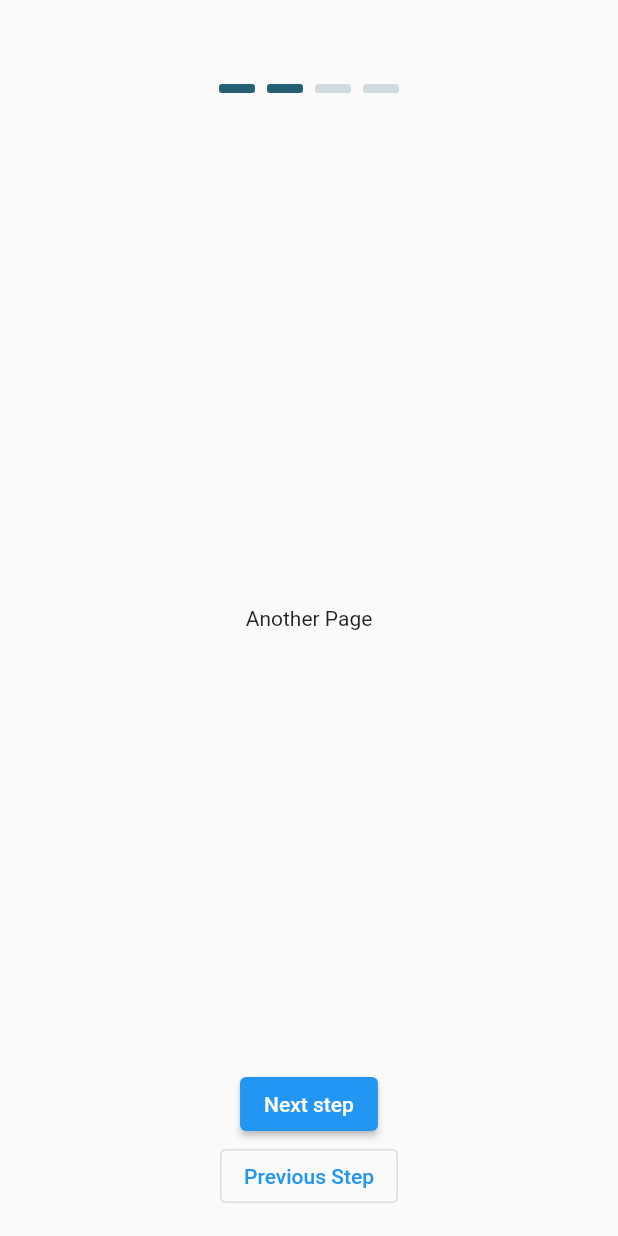
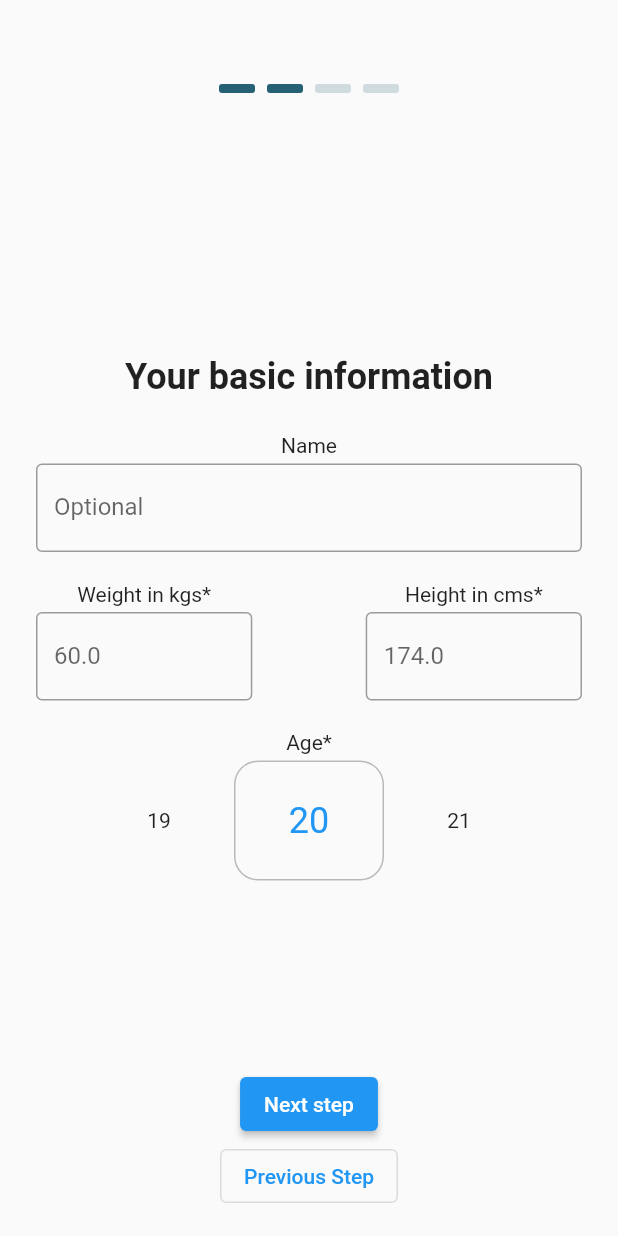
Before and after one commit to mohitsoni-dev/fitness-app-flutter, a Flutter app: the UserInfo screen opened directly, swiped to page 2, on a phone screen of 412 x 824 dp. Run offline on Flutter 3.47's test engine with Material 2 defaults, Android fonts, the phone set to English and light mode, and no system bars; drawn by our look-alikes of numberpicker; our stand-ins replace google_nav_bar, line_icons, shared_preferences; accounts and stored records are empty; network calls fail.

Commit message:
basic user info screen added

```diff
--- /dev/null
+++ b/lib/ui/views/user_data.dart
@@ -0,0 +1,121 @@
+import 'package:flutter/material.dart';
+import 'package:numberpicker/numberpicker.dart';
+
+class UserData extends StatefulWidget {
+  const UserData({Key? key}) : super(key: key);
+
+  @override
+  _UserDataState createState() => _UserDataState();
+}
+
+class _UserDataState extends State<UserData> {
+  String _name = '';
+  int _age = 20;
+  double _weight = 60.0;
+  double _height = 170.0;
+
+  @override
+  Widget build(BuildContext context) {
+    return GestureDetector(
+      onTap: () {
+        FocusScope.of(context).requestFocus(FocusNode());
+      },
+      child: Scaffold(
+        body: Padding(
+          padding: const EdgeInsets.all(24.0),
+          child: Column(
+            mainAxisSize: MainAxisSize.max,
+            mainAxisAlignment: MainAxisAlignment.center,
+            crossAxisAlignment: CrossAxisAlignment.center,
+            children: [
+              Text(
+                'Your basic information',
+                style: TextStyle(fontWeight: FontWeight.bold, fontSize: 24),
+              ),
+              SizedBox(height: 24.0),
+              Text('Name', textAlign: TextAlign.left),
+              SizedBox(height: 4.0),
+              TextField(
+                decoration: InputDecoration(
+                  labelText: 'Optional',
+                  border: OutlineInputBorder(),
+                ),
+                onChanged: (text) {
+                  setState(() {
+                    _name = text;
+                  });
+                },
+              ),
+              SizedBox(height: 20.0),
+              Row(
+                mainAxisAlignment: MainAxisAlignment.spaceBetween,
+                children: [
+                  Column(
+                    children: [
+                      Text('Weight in kgs*', textAlign: TextAlign.left),
+                      Container(
+                        padding: EdgeInsets.only(top: 4.0),
+                        width: MediaQuery.of(context).size.width * 0.35,
+                        child: TextField(
+                          decoration: InputDecoration(
+                            border: OutlineInputBorder(),
+                            labelText: '60.0',
+                          ),
+                          keyboardType: TextInputType.number,
+                          onChanged: (text) {
+                            setState(() {
+                              _weight = double.parse(text);
+                            });
+                          },
+                        ),
+                      ),
+                    ],
+                  ),
+                  Column(
+                    children: [
+                      Text('Height in cms*', textAlign: TextAlign.left),
+                      Container(
+                        padding: EdgeInsets.only(top: 4.0),
+                        width: MediaQuery.of(context).size.width * 0.35,
+                        child: TextField(
+                          decoration: InputDecoration(
+                            border: OutlineInputBorder(),
+                            labelText: '174.0',
+                          ),
+                          keyboardType: TextInputType.number,
+                          onChanged: (text) {
+                            setState(() {
+                              _height = double.parse(text);
+                            });
+                          },
+                        ),
+                      ),
+                    ],
+                  ),
+                ],
+              ),
+              SizedBox(height: 20.0),
+              Text('Age*', textAlign: TextAlign.left),
+              SizedBox(height: 4.0),
+              NumberPicker(
+                value: _age,
+                minValue: 0,
+                maxValue: 100,
+                step: 1,
+                itemHeight: 80,
+                axis: Axis.horizontal,
+                onChanged: (value) => setState(() => _age = value),
+                decoration: BoxDecoration(
+                  borderRadius: BorderRadius.circular(16),
+                  border: Border.all(
+                    color: Colors.black26,
+                  ),
+                ),
+              ),
+            ],
+          ),
+        ),
+      ),
+    );
+  }
+}
--- a/lib/ui/views/user_specificatios.dart
+++ b/lib/ui/views/user_goal.dart
@@ -1,16 +1,15 @@
 import 'package:fitness_app_flutter/constants/shared_preferences.dart';
 import 'package:fitness_app_flutter/ui/widgets/goal_container.dart';
 import 'package:flutter/material.dart';
-import 'package:shared_preferences/shared_preferences.dart';
 
-class UserSpecification extends StatefulWidget {
-  const UserSpecification({Key? key}) : super(key: key);
+class UserGoal extends StatefulWidget {
+  const UserGoal({Key? key}) : super(key: key);
 
   @override
-  _UserSpecificationState createState() => _UserSpecificationState();
+  _UserGoalState createState() => _UserGoalState();
 }
 
-class _UserSpecificationState extends State<UserSpecification> {
+class _UserGoalState extends State<UserGoal> {
   Goal selectedGoal = Goal.none;
 
   handleGoalSelect(Goal selectedGoal) async {
--- a/lib/ui/views/user_info.dart
+++ b/lib/ui/views/user_pages.dart
@@ -1,5 +1,6 @@
 import 'package:fitness_app_flutter/ui/views/dashboard.dart';
-import 'package:fitness_app_flutter/ui/views/user_specificatios.dart';
+import 'package:fitness_app_flutter/ui/views/user_data.dart';
+import 'package:fitness_app_flutter/ui/views/user_goal.dart';
 import 'package:flutter/material.dart';
 
 class UserInfo extends StatefulWidget {
@@ -14,10 +15,8 @@ class _UserInfoState extends State<UserInfo> {
   final _pageViewController = new PageController();
 
   List<Widget> _pages = [
-    UserSpecification(),
-    Center(
-      child: Text('Another Page'),
-    ),
+    UserGoal(),
+    UserData(),
     Center(
       child: Text('Another Page'),
     ),
--- a/lib/ui/views/welcome_screen.dart
+++ b/lib/ui/views/welcome_screen.dart
@@ -1,5 +1,5 @@
 import 'package:fitness_app_flutter/constants/welcome_screen_data.dart';
-import 'package:fitness_app_flutter/ui/views/user_info.dart';
+import 'package:fitness_app_flutter/ui/views/user_pages.dart';
 import 'package:flutter/material.dart';
 
 import 'dashboard.dart';
--- a/pubspec.yaml
+++ b/pubspec.yaml
@@ -16,6 +16,7 @@ dependencies:
   google_nav_bar: ^5.0.5
   line_icons: ^2.0.1
   shared_preferences: ^2.0.7
+  numberpicker: ^2.1.1
 
 dev_dependencies:
   flutter_test:
```
Also changed, not shown: pubspec.lock.
